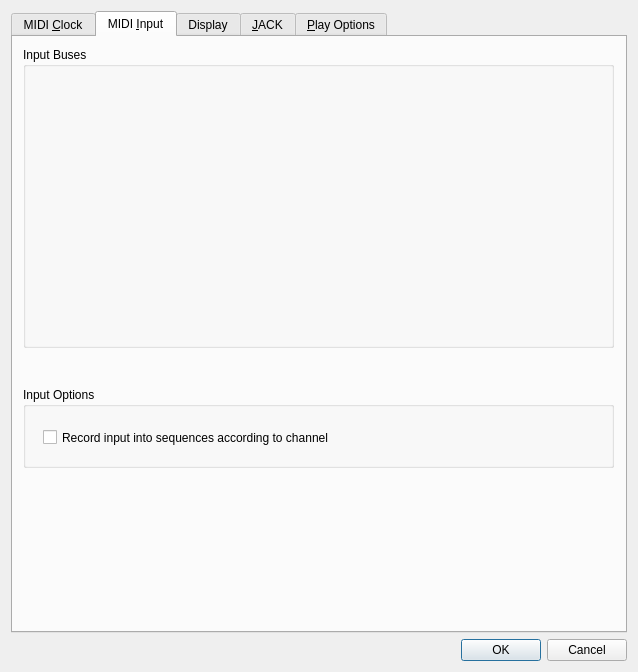
ahlstromcj/seq66, file seq_qt5/forms/qseditoptions.ui: the form before one commit.
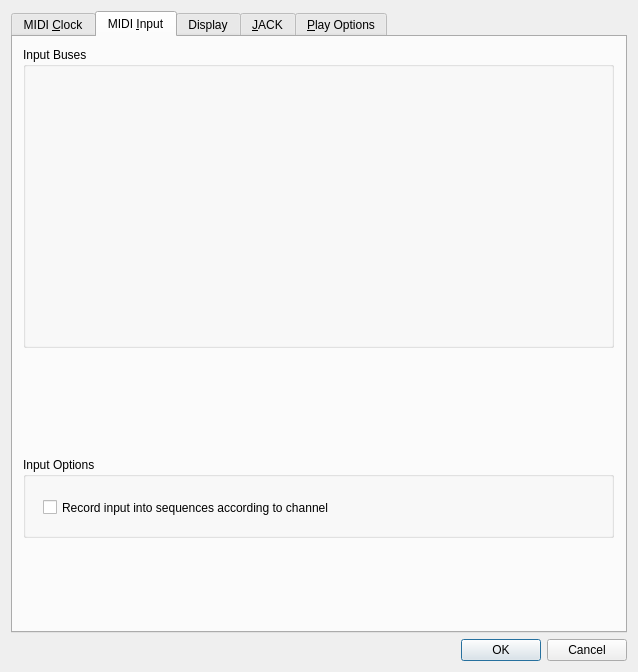
The form after the commit. The open tabs and pages were chosen to show the change.

```diff
--- a/seq_qt5/forms/qseditoptions.ui
+++ b/seq_qt5/forms/qseditoptions.ui
@@ -207,7 +207,7 @@
        <property name="geometry">
         <rect>
          <x>10</x>
-         <y>350</y>
+         <y>420</y>
          <width>591</width>
          <height>81</height>
         </rect>
```
Left out of the diff: 2 changed lines with no effect on the pictures.
